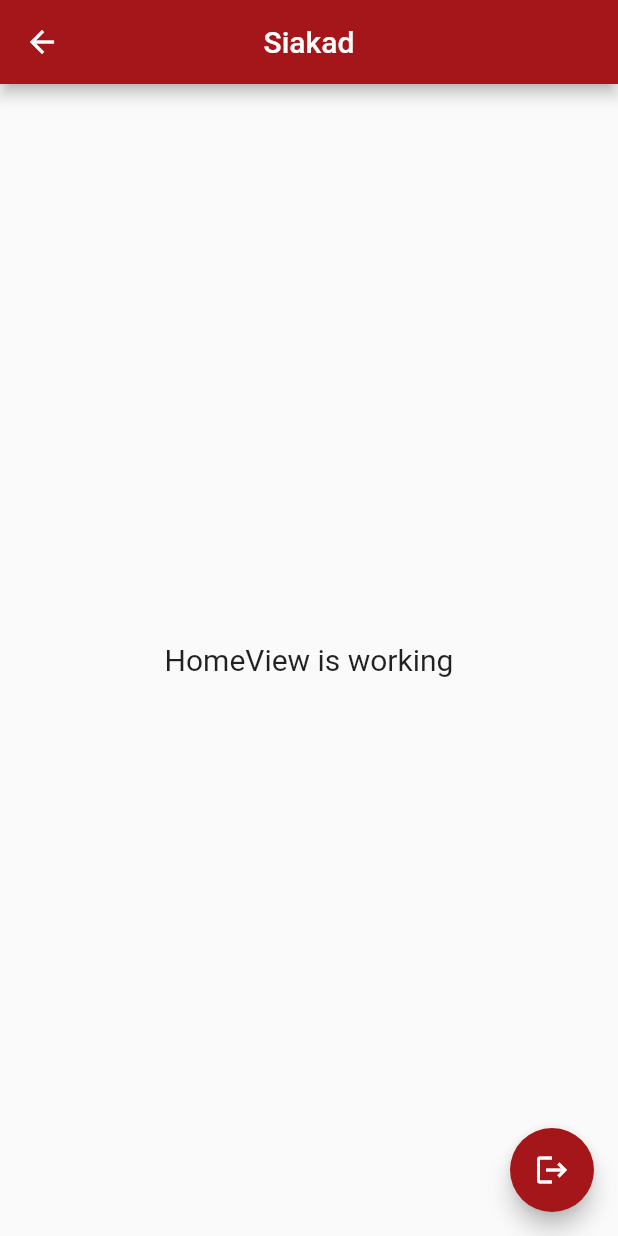
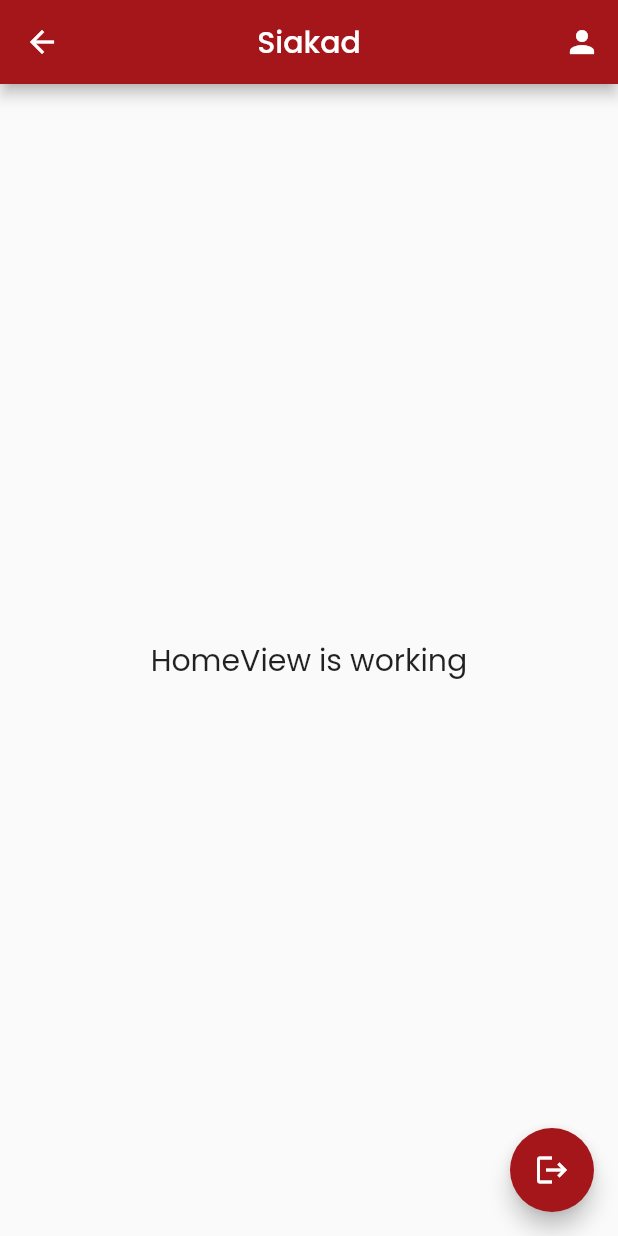
Before and after one commit to nadialvy/presence-app, a Flutter app: the HomeView screen opened by its route, on a phone screen of 412 x 824 dp. Run offline on Flutter 3.47's test engine with Material 2 defaults, Android fonts, the phone set to English and light mode, and no system bars; our stand-ins replace cloud_firestore, firebase_auth, firebase_core, get; accounts and stored records are empty.

```diff
--- a/lib/app/modules/home/views/home_view.dart
+++ b/lib/app/modules/home/views/home_view.dart
@@ -24,26 +24,30 @@ class HomeView extends GetView<HomeController> {
         ),
         centerTitle: true,
         actions: [
-          StreamBuilder <DocumentSnapshot<Map<String, dynamic>>>(
-            stream: controller.streamRole(),
-            builder: (context, snapshot) {
-              if(snapshot.connectionState == ConnectionState.waiting){
-                return SizedBox();
-              }
-              //ambil role
-              String role = snapshot.data!.data()!["role"];
-              if(role == "admin"){
-                // admin
-                return IconButton(
-                  onPressed: () => Get.toNamed(Routes.ADD_PEGAWAI),
-                  icon: Icon(Icons.person_add)
-                );
-              }else {
-                // pegawia
-                return SizedBox();
-              }
-            }
+          IconButton(
+            onPressed: () => Get.toNamed(Routes.PROFILE),
+            icon: Icon(Icons.person)
           )
+          // StreamBuilder <DocumentSnapshot<Map<String, dynamic>>>(
+          //   stream: controller.streamRole(),
+          //   builder: (context, snapshot) {
+          //     if(snapshot.connectionState == ConnectionState.waiting){
+          //       return SizedBox();
+          //     }
+          //     //ambil role
+          //     String role = snapshot.data!.data()!["role"];
+          //     if(role == "admin"){
+          //       // admin
+          //       return IconButton(
+          //         onPressed: () => Get.toNamed(Routes.ADD_PEGAWAI),
+          //         icon: Icon(Icons.person_add)
+          //       );
+          //     }else {
+          //       // pegawia
+          //       return SizedBox();
+          //     }
+          //   }
+          // )
         ],
       ),
       body: Center(
@@ -65,7 +69,8 @@ class HomeView extends GetView<HomeController> {
             child: controller.isLoading.isFalse
                 ? Icon(Icons.logout)
                 : CircularProgressIndicator(),
-          )),
+          )
+      ),
     );
   }
 }
--- a/lib/app/routes/app_routes.dart
+++ b/lib/app/routes/app_routes.dart
@@ -8,6 +8,7 @@ abstract class Routes {
   static const LOGIN = _Paths.LOGIN;
   static const NEW_PASSWORD = _Paths.NEW_PASSWORD;
   static const FORGOT_PASSWORD = _Paths.FORGOT_PASSWORD;
+  static const PROFILE = _Paths.PROFILE;
 }
 
 abstract class _Paths {
@@ -17,4 +18,5 @@ abstract class _Paths {
   static const LOGIN = '/login';
   static const NEW_PASSWORD = '/new-password';
   static const FORGOT_PASSWORD = '/forgot-password';
+  static const PROFILE = '/profile';
 }
--- a/lib/main.dart
+++ b/lib/main.dart
@@ -4,6 +4,7 @@ import 'package:firebase_auth/firebase_auth.dart';
 import 'package:flutter/material.dart';
 
 import 'package:get/get.dart';
+import 'package:presence_app/app/constant/colors.dart';
 
 import 'app/routes/app_pages.dart';
 
@@ -31,6 +32,10 @@ void main() async {
         }
         print('Current User = ${snapshot.data}');
         return GetMaterialApp(
+          theme: ThemeData(
+            fontFamily: 'Poppins',
+            primaryColor: mainRed,
+          ),
           debugShowCheckedModeBanner: false,
           title: "Application",
           initialRoute: snapshot.data != null ? Routes.HOME : Routes.LOGIN,
```
Also changed, not shown: lib/app/modules/profile/bindings/profile_binding.dart (added, +12 -0 lines), lib/app/modules/profile/controllers/profile_controller.dart (added, +23 -0 lines), lib/app/modules/profile/views/profile_view.dart (added, +95 -0 lines), lib/app/routes/app_pages.dart (+7 -0 lines), pubspec.yaml (+4 -4 lines), fonts/Poppins/Poppins-Bold.ttf (renamed from assets/fonts/Poppins/Poppins-Bold.ttf), fonts/Poppins/Poppins-Medium.ttf (renamed from assets/fonts/Poppins/Poppins-Medium.ttf), fonts/Poppins/Poppins-Regular.ttf (renamed from assets/fonts/Poppins/Poppins-Regular.ttf), fonts/Poppins/Poppins-Thin.ttf (renamed from assets/fonts/Poppins/Poppins-Thin.ttf).
